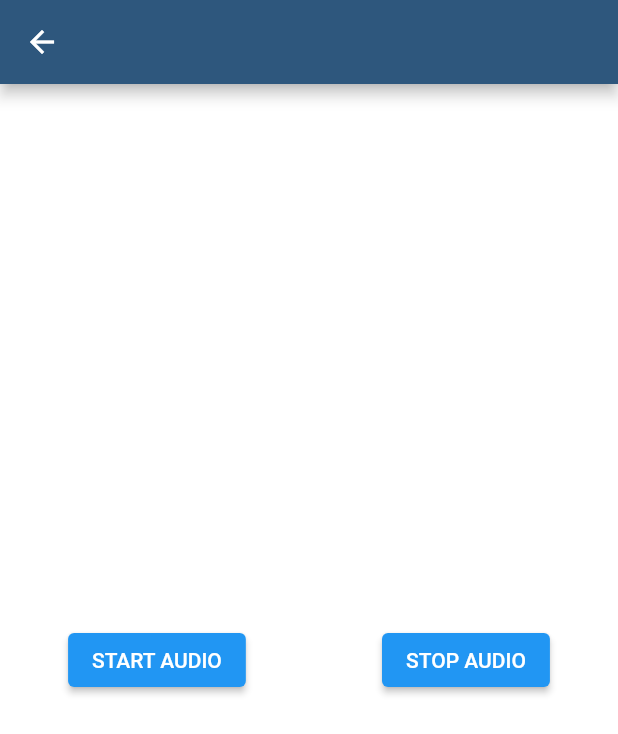
After one commit to duncanjake1/SnoCast-Mobile, a Flutter app: the AudioScreen screen opened by its route, on a phone screen of 412 x 824 dp. The commit adds this screen. Shown: the top 734 px of the screen. Run offline on Flutter 3.47's test engine with Material 2 defaults, Android fonts, the phone set to English and light mode, and no system bars; our stand-ins replace flutter_map, flutter_riverpod, flutter_svg, latlong2; missing offline and left inert: flutter_map_marker_cluster; network calls fail.

Commit message:
audioRoute template. add audio package. update Kotlin version

```diff
--- a/lib/components/map_marker.dart
+++ b/lib/components/map_marker.dart
@@ -41,6 +41,7 @@ class IndividualMarker extends ConsumerWidget {
           // TODO: is it buggy to puth this show modal before the get summary data?
           showAccidentSummary();
         }
+        // get summary data will handle cases where selected marker is null AND not null
         ref.read(accidentInfoControllerProvider.notifier).getSummaryData();
       },
       child: Container(
--- a/lib/components/summary_bottom_sheet.dart
+++ b/lib/components/summary_bottom_sheet.dart
@@ -3,6 +3,7 @@ import 'package:flutter_svg/flutter_svg.dart';
 import 'package:flutter_riverpod/flutter_riverpod.dart';
 
 import 'package:native_snocast/routes/map_screen.dart';
+import 'package:native_snocast/routes/audio_screen.dart';
 import 'package:native_snocast/constants.dart';
 
 class SummaryBottomSheet extends ConsumerWidget {
@@ -162,7 +163,8 @@ class SummaryBottomSheet extends ConsumerWidget {
                                 SizedBox(
                                   width: double.infinity,
                                   child: ElevatedButton(
-                                    onPressed: () => print('clicked me'),
+                                    onPressed: () => Navigator.pushNamed(
+                                        context, AudioScreen.id),
                                     child: Text('GET AUDIO'),
                                   ),
                                 )
--- a/lib/main.dart
+++ b/lib/main.dart
@@ -1,5 +1,6 @@
 import 'package:flutter/material.dart';
 import 'package:flutter_riverpod/flutter_riverpod.dart';
+import 'package:native_snocast/routes/audio_screen.dart';
 
 import 'package:native_snocast/routes/loading_screen.dart';
 import 'package:native_snocast/routes/map_screen.dart';
@@ -22,6 +23,7 @@ class MainApp extends StatelessWidget {
       routes: {
         LoadingScreen.id: (context) => LoadingScreen(),
         MapScreen.id: (context) => MapScreen(),
+        AudioScreen.id: (context) => AudioScreen(),
       },
       theme: _baseTheme,
     );
--- /dev/null
+++ b/lib/routes/audio_screen.dart
@@ -0,0 +1,36 @@
+import 'package:flutter/material.dart';
+import 'package:flutter_riverpod/flutter_riverpod.dart';
+
+import 'package:native_snocast/constants.dart';
+import 'package:native_snocast/types/accident.dart';
+
+class AudioScreen extends ConsumerWidget {
+  static const String id = 'audio_screen';
+  const AudioScreen({Key? key}) : super(key: key);
+
+  @override
+  Widget build(BuildContext context, WidgetRef ref) {
+    return Scaffold(
+        backgroundColor: Colors.white,
+        appBar: AppBar(
+          backgroundColor: kLoadingScreenColor,
+        ),
+        body: Center(
+          child: Container(
+            child: Row(
+              mainAxisAlignment: MainAxisAlignment.spaceAround,
+              children: [
+                ElevatedButton(
+                  onPressed: () => print('you done started the audio'),
+                  child: Text('START AUDIO'),
+                ),
+                ElevatedButton(
+                  onPressed: () => print('you done stopped the audio'),
+                  child: Text('STOP AUDIO'),
+                ),
+              ],
+            ),
+          ),
+        ));
+  }
+}
```
